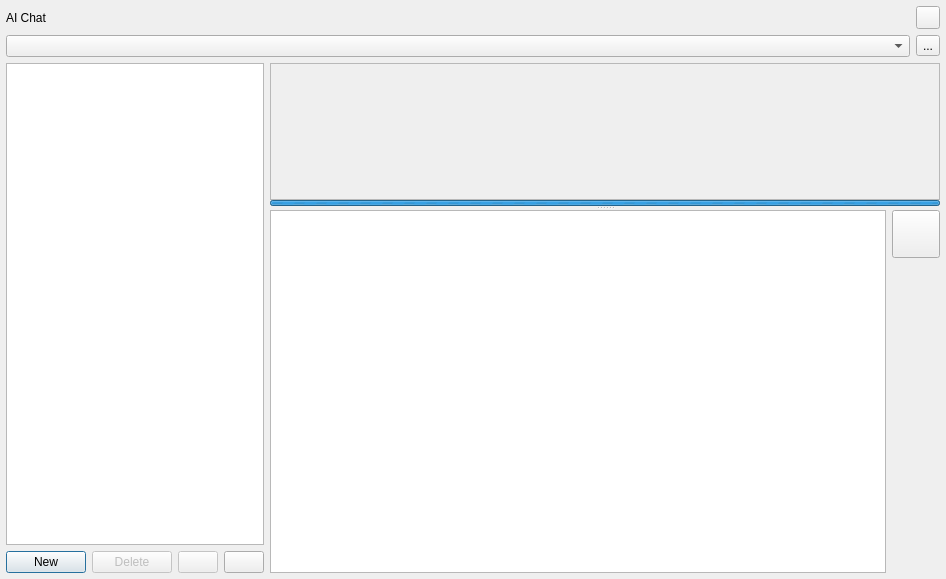
The window that src/GUI_UIs/ui_ai_chat.ui (kaixxx/QualCoder) describes before a commit, drawn with Qt 5.
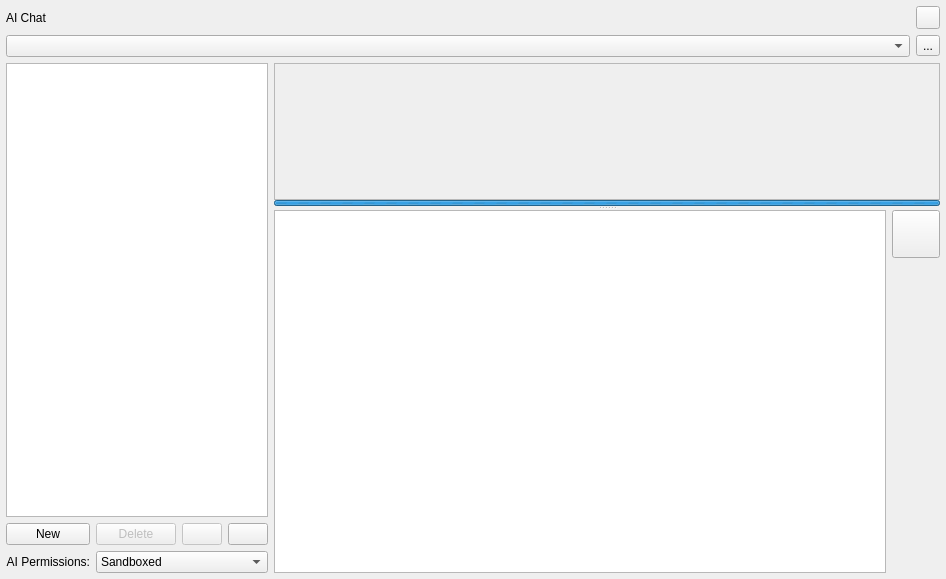
The same window after the commit.

Commit message: New 'AI permissions' setting

Patch:
```diff
--- a/src/GUI_UIs/ui_ai_chat.ui
+++ b/src/GUI_UIs/ui_ai_chat.ui
@@ -71,7 +71,7 @@
       </item>
       <item>
        <widget class="QWidget" name="widget_left_buttons" native="true">
-        <layout class="QHBoxLayout" name="horizontalLayout">
+        <layout class="QGridLayout" name="gridLayout_2">
          <property name="leftMargin">
           <number>0</number>
          </property>
@@ -84,17 +84,7 @@
          <property name="bottomMargin">
           <number>0</number>
          </property>
-         <item>
-          <widget class="QPushButton" name="pushButton_new_analysis">
-           <property name="toolTip">
-            <string>Create a new chat</string>
-           </property>
-           <property name="text">
-            <string>New</string>
-           </property>
-          </widget>
-         </item>
-         <item>
+         <item row="0" column="1">
           <widget class="QPushButton" name="pushButton_delete">
            <property name="enabled">
             <bool>false</bool>
@@ -107,7 +97,7 @@
            </property>
           </widget>
          </item>
-         <item>
+         <item row="0" column="2">
           <widget class="QPushButton" name="pushButton_undo">
            <property name="enabled">
             <bool>false</bool>
@@ -126,7 +116,7 @@
            </property>
           </widget>
          </item>
-         <item>
+         <item row="0" column="3">
           <widget class="QPushButton" name="pushButton_help">
            <property name="sizePolicy">
             <sizepolicy hsizetype="Fixed" vsizetype="Fixed">
@@ -148,6 +138,54 @@
            </property>
           </widget>
          </item>
+         <item row="0" column="0">
+          <widget class="QPushButton" name="pushButton_new_analysis">
+           <property name="toolTip">
+            <string>Create a new chat</string>
+           </property>
+           <property name="text">
+            <string>New</string>
+           </property>
+          </widget>
+         </item>
+         <item row="1" column="0">
+          <widget class="QLabel" name="label_2">
+           <property name="text">
+            <string>AI Permissions:</string>
+           </property>
+           <property name="alignment">
+            <set>Qt::AlignRight|Qt::AlignTrailing|Qt::AlignVCenter</set>
+           </property>
+          </widget>
+         </item>
+         <item row="1" column="1" colspan="3">
+          <widget class="QComboBox" name="comboBox_ai_permissions">
+           <property name="toolTip">
+            <string>Define what the AI agent is allowed to do in your project:
+- Read-only: The AI agent cannot make any changes.
+- Sandboxed (default): The AI agent cannot make changes to your codes and memos, but it can create its own.
+- Full access: The AI agent can change everything, but will usually ask for confirmation first.</string>
+           </property>
+           <property name="currentIndex">
+            <number>1</number>
+           </property>
+           <item>
+            <property name="text">
+             <string>Read-only</string>
+            </property>
+           </item>
+           <item>
+            <property name="text">
+             <string>Sandboxed</string>
+            </property>
+           </item>
+           <item>
+            <property name="text">
+             <string>Full access</string>
+            </property>
+           </item>
+          </widget>
+         </item>
         </layout>
        </widget>
       </item>
```
Left out of the diff: 108 changed lines with no effect on the pictures. The commit also changes 6 other files.
